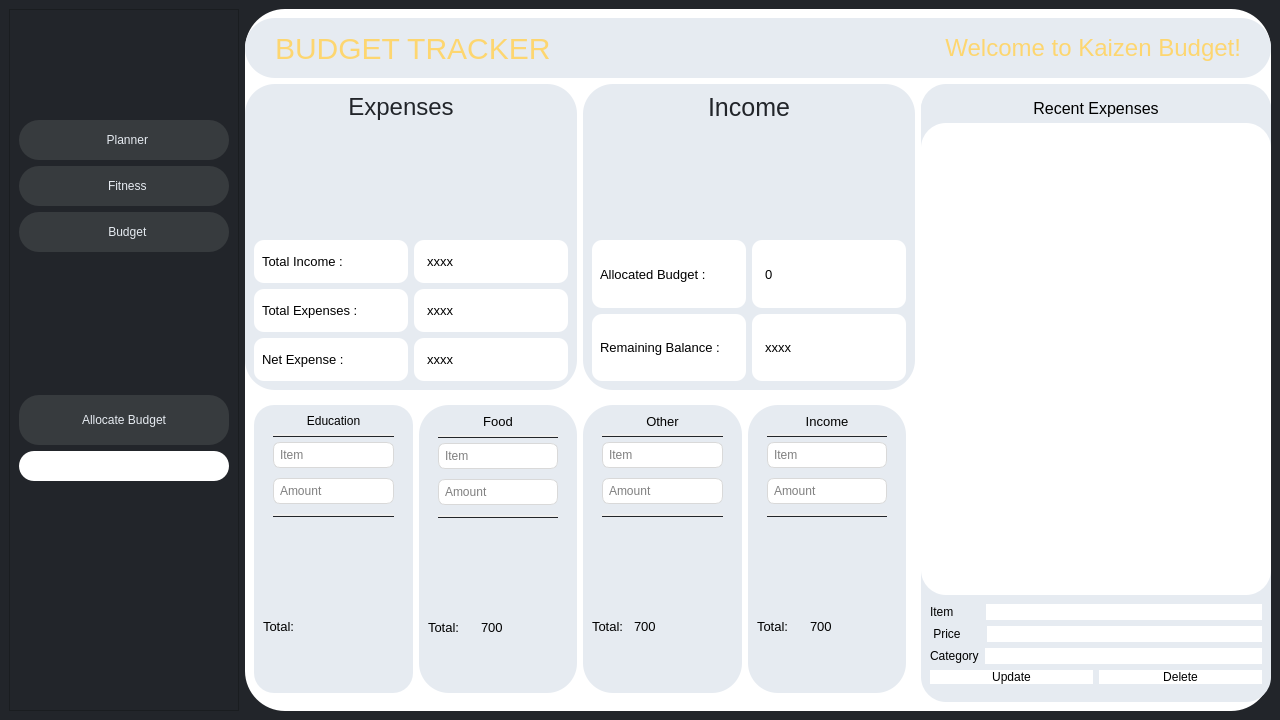
Before: the Qt Designer form K/budget.ui in burr1to/kaizen, drawn with Qt 5.
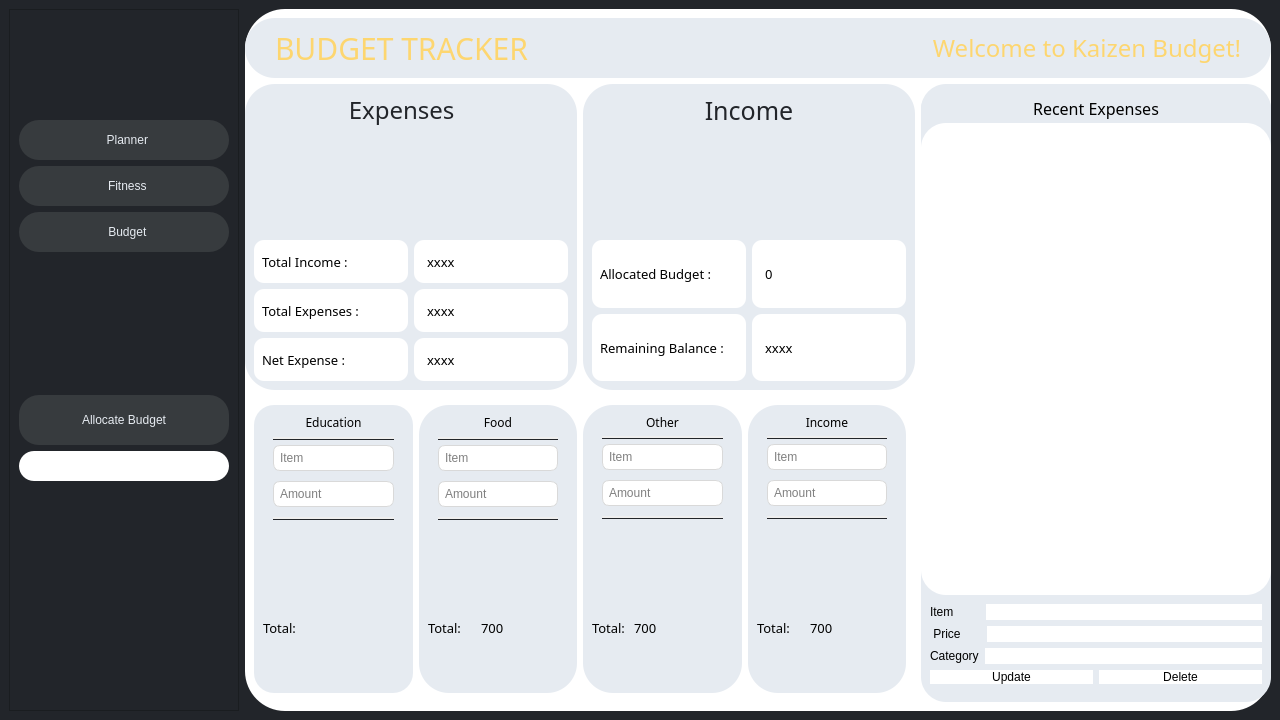
After: the same form once the commit is applied. Icons and pictures are not drawn.

```diff
--- a/K/budget.ui
+++ b/K/budget.ui
@@ -306,6 +306,7 @@
            <widget class="QLabel" name="label">
             <property name="font">
              <font>
+              <family>FONTSPRING DEMO - Pontiac Black</family>
               <pointsize>-1</pointsize>
               <italic>false</italic>
               <bold>false</bold>
@@ -326,6 +327,7 @@
            <widget class="QLabel" name="hellotxt">
             <property name="font">
              <font>
+              <family>FONTSPRING DEMO - Pontiac Black</family>
               <pointsize>-1</pointsize>
               <italic>false</italic>
               <bold>false</bold>
@@ -373,6 +375,7 @@
                    <widget class="QLabel" name="label_7">
                     <property name="font">
                      <font>
+                      <family>Foco</family>
                       <pointsize>-1</pointsize>
                       <italic>false</italic>
                       <bold>false</bold>
@@ -403,6 +406,7 @@
                        <widget class="QLabel" name="label_18">
                         <property name="font">
                          <font>
+                          <family>Foco</family>
                           <pointsize>10</pointsize>
                           <italic>false</italic>
                           <bold>false</bold>
@@ -426,6 +430,7 @@
                        <widget class="QLabel" name="intotal">
                         <property name="font">
                          <font>
+                          <family>Foco</family>
                           <pointsize>10</pointsize>
                           <italic>false</italic>
                           <bold>false</bold>
@@ -455,6 +460,7 @@
                        <widget class="QLabel" name="label_17">
                         <property name="font">
                          <font>
+                          <family>Foco</family>
                           <pointsize>10</pointsize>
                           <italic>false</italic>
                           <bold>false</bold>
@@ -478,6 +484,7 @@
                        <widget class="QLabel" name="extotal">
                         <property name="font">
                          <font>
+                          <family>Foco</family>
                           <pointsize>10</pointsize>
                           <italic>false</italic>
                           <bold>false</bold>
@@ -507,6 +514,7 @@
                        <widget class="QLabel" name="label_19">
                         <property name="font">
                          <font>
+                          <family>Foco</family>
                           <pointsize>10</pointsize>
                           <italic>false</italic>
                           <bold>false</bold>
@@ -530,6 +538,7 @@
                        <widget class="QLabel" name="net">
                         <property name="font">
                          <font>
+                          <family>Foco</family>
                           <pointsize>10</pointsize>
                           <italic>false</italic>
                           <bold>false</bold>
@@ -580,6 +589,7 @@
                    <widget class="QLabel" name="label_10">
                     <property name="font">
                      <font>
+                      <family>Foco</family>
                       <pointsize>-1</pointsize>
                       <italic>false</italic>
                       <bold>false</bold>
@@ -617,6 +627,7 @@
                        <widget class="QLabel" name="label_22">
                         <property name="font">
                          <font>
+                          <family>Foco</family>
                           <pointsize>10</pointsize>
                           <italic>false</italic>
                           <bold>false</bold>
@@ -640,6 +651,7 @@
                        <widget class="QLabel" name="allbudget">
                         <property name="font">
                          <font>
+                          <family>Foco</family>
                           <pointsize>10</pointsize>
                           <italic>false</italic>
                           <bold>false</bold>
@@ -669,6 +681,7 @@
                        <widget class="QLabel" name="label_23">
                         <property name="font">
                          <font>
+                          <family>Foco</family>
                           <pointsize>10</pointsize>
                           <italic>false</italic>
                           <bold>false</bold>
@@ -692,6 +705,7 @@
                        <widget class="QLabel" name="rem">
                         <property name="font">
                          <font>
+                          <family>Foco</family>
                           <pointsize>10</pointsize>
                           <italic>false</italic>
                           <bold>false</bold>
@@ -769,6 +783,7 @@
                         <widget class="QPushButton" name="pushButton_6">
                          <property name="font">
                           <font>
+                           <family>Foco</family>
                            <pointsize>-1</pointsize>
                            <italic>false</italic>
                            <bold>false</bold>
@@ -950,6 +965,7 @@
                     <widget class="QLabel" name="label_11">
                      <property name="font">
                       <font>
+                       <family>Foco</family>
                        <pointsize>10</pointsize>
                        <italic>false</italic>
                        <bold>false</bold>
@@ -964,6 +980,7 @@
                     <widget class="QLabel" name="edutot">
                      <property name="font">
                       <font>
+                       <family>Foco</family>
                        <pointsize>10</pointsize>
                        <italic>false</italic>
                        <bold>false</bold>
@@ -1010,13 +1027,15 @@
                       <widget class="QPushButton" name="pushButton_7">
                        <property name="font">
                         <font>
-                         <pointsize>10</pointsize>
+                         <family>Foco</family>
+                         <pointsize>-1</pointsize>
                          <italic>false</italic>
                          <bold>false</bold>
                         </font>
                        </property>
                        <property name="styleSheet">
-                        <string notr="true">color: black;</string>
+                        <string notr="true">color: black;
+font:12px;</string>
                        </property>
                        <property name="text">
                         <string>Food</string>
@@ -1187,6 +1206,7 @@
                     <widget class="QLabel" name="label_13">
                      <property name="font">
                       <font>
+                       <family>Foco</family>
                        <pointsize>10</pointsize>
                        <italic>false</italic>
                        <bold>false</bold>
@@ -1201,6 +1221,7 @@
                     <widget class="QLabel" name="foodtot">
                      <property name="font">
                       <font>
+                       <family>Foco</family>
                        <pointsize>10</pointsize>
                        <italic>false</italic>
                        <bold>false</bold>
@@ -1252,13 +1273,15 @@
                         <widget class="QPushButton" name="pushButton_12">
                          <property name="font">
                           <font>
-                           <pointsize>10</pointsize>
+                           <family>Foco</family>
+                           <pointsize>-1</pointsize>
                            <italic>false</italic>
                            <bold>false</bold>
                           </font>
                          </property>
                          <property name="styleSheet">
-                          <string notr="true">color: black;</string>
+                          <string notr="true">color: black;
+font:12px;</string>
                          </property>
                          <property name="text">
                           <string>Other</string>
@@ -1431,6 +1454,7 @@
                     <widget class="QLabel" name="label_16">
                      <property name="font">
                       <font>
+                       <family>Foco</family>
                        <pointsize>10</pointsize>
                        <italic>false</italic>
                        <bold>false</bold>
@@ -1445,6 +1469,7 @@
                     <widget class="QLabel" name="othertot">
                      <property name="font">
                       <font>
+                       <family>Foco</family>
                        <pointsize>10</pointsize>
                        <italic>false</italic>
                        <bold>false</bold>
@@ -1496,13 +1521,15 @@
                         <widget class="QPushButton" name="pushButton_14">
                          <property name="font">
                           <font>
-                           <pointsize>10</pointsize>
+                           <family>Foco</family>
+                           <pointsize>-1</pointsize>
                            <italic>false</italic>
                            <bold>false</bold>
                           </font>
                          </property>
                          <property name="styleSheet">
-                          <string notr="true">color: black;</string>
+                          <string notr="true">color: black;
+font:12px;</string>
                          </property>
                          <property name="text">
                           <string>Income</string>
@@ -1676,6 +1703,7 @@
                     <widget class="QLabel" name="label_12">
                      <property name="font">
                       <font>
+                       <family>Foco</family>
                        <pointsize>10</pointsize>
                        <italic>false</italic>
                        <bold>false</bold>
@@ -1690,6 +1718,7 @@
                     <widget class="QLabel" name="intot">
                      <property name="font">
                       <font>
+                       <family>Foco</family>
                        <pointsize>10</pointsize>
                        <italic>false</italic>
                        <bold>false</bold>
@@ -1758,6 +1787,7 @@
               </property>
               <property name="font">
                <font>
+                <family>Foco</family>
                 <pointsize>-1</pointsize>
                 <italic>false</italic>
                 <bold>false</bold>
```
